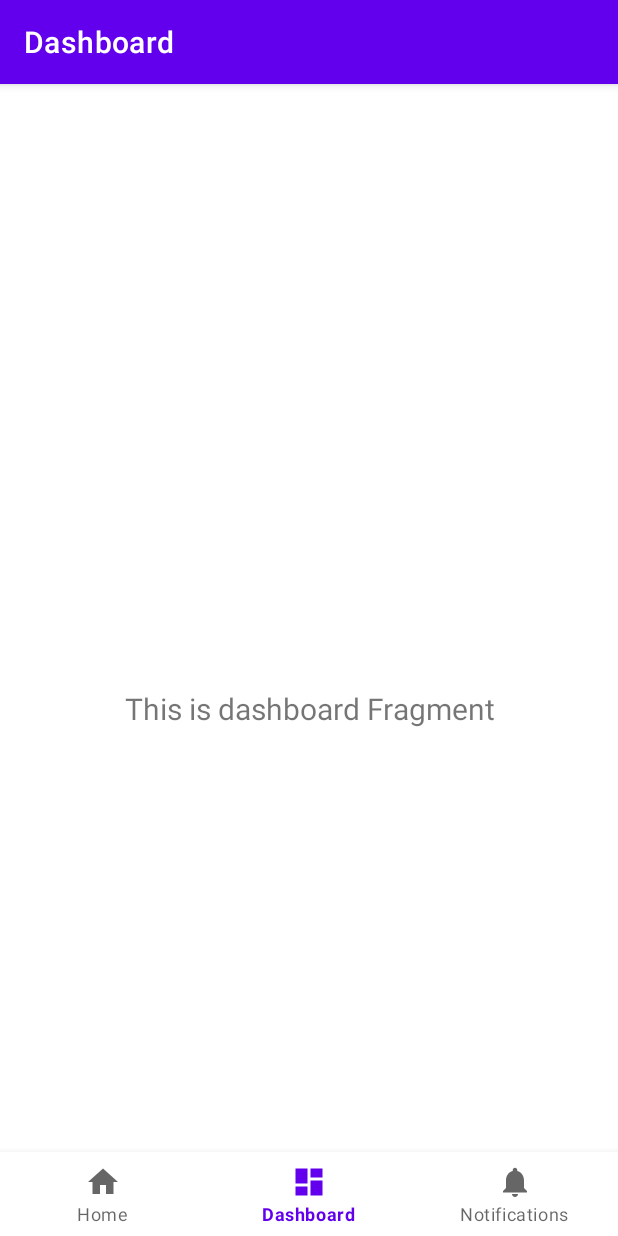
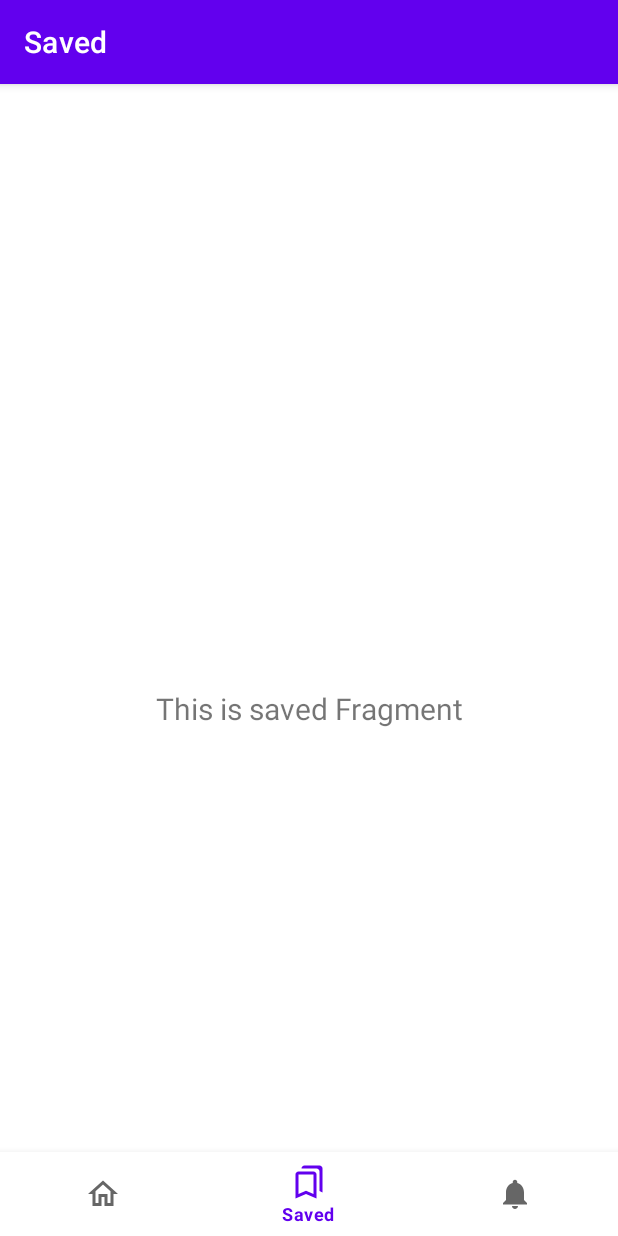
Before and after one commit to Alvin-Saputra/Cloud-Based-Recyclable-Household-Waste-Classification, an Android app: the SavedFragment screen opened through its navigation route, on a phone screen of 412 x 824 dp. Run offline under Robolectric (Android 15) with nearby library versions, the phone set to English and light mode, and no system bars; our stand-ins replace navigation-ui.

Commit message:
1. Mengubah nama direktori default Dashobard -> Saved, termasuk file activity, di navigasi, dan di menu dan string.xml
2. Menambah dan mengubah ikon pada navbar

3.

```diff
--- a/app/src/main/java/com/example/cloud_based_recyclable_household_waste_classification/MainActivity.kt
+++ b/app/src/main/java/com/example/cloud_based_recyclable_household_waste_classification/MainActivity.kt
@@ -26,7 +26,7 @@ class MainActivity : AppCompatActivity() {
         // menu should be considered as top level destinations.
         val appBarConfiguration = AppBarConfiguration(
             setOf(
-                R.id.navigation_home, R.id.navigation_dashboard, R.id.navigation_notifications
+                R.id.navigation_home, R.id.navigation_saved, R.id.navigation_notifications
             )
         )
         setupActionBarWithNavController(navController, appBarConfiguration)
--- a/app/src/main/java/com/example/cloud_based_recyclable_household_waste_classification/ui/dashboard/DashboardFragment.kt
+++ b/app/src/main/java/com/example/cloud_based_recyclable_household_waste_classification/ui/saved/SavedFragment.kt
@@ -1,4 +1,4 @@
-package com.example.cloud_based_recyclable_household_waste_classification.ui.dashboard
+package com.example.cloud_based_recyclable_household_waste_classification.ui.saved
 
 import android.os.Bundle
 import android.view.LayoutInflater
@@ -7,11 +7,11 @@ import android.view.ViewGroup
 import android.widget.TextView
 import androidx.fragment.app.Fragment
 import androidx.lifecycle.ViewModelProvider
-import com.example.cloud_based_recyclable_household_waste_classification.databinding.FragmentDashboardBinding
+import com.example.cloud_based_recyclable_household_waste_classification.databinding.SavedFragmentBinding
 
-class DashboardFragment : Fragment() {
+class SavedFragment : Fragment() {
 
-    private var _binding: FragmentDashboardBinding? = null
+    private var _binding: SavedFragmentBinding? = null
 
     // This property is only valid between onCreateView and
     // onDestroyView.
@@ -22,14 +22,14 @@ class DashboardFragment : Fragment() {
         container: ViewGroup?,
         savedInstanceState: Bundle?
     ): View {
-        val dashboardViewModel =
-            ViewModelProvider(this).get(DashboardViewModel::class.java)
+        val savedViewModel =
+            ViewModelProvider(this).get(SavedViewModel::class.java)
 
-        _binding = FragmentDashboardBinding.inflate(inflater, container, false)
+        _binding = SavedFragmentBinding.inflate(inflater, container, false)
         val root: View = binding.root
 
         val textView: TextView = binding.textDashboard
-        dashboardViewModel.text.observe(viewLifecycleOwner) {
+        savedViewModel.text.observe(viewLifecycleOwner) {
             textView.text = it
         }
         return root
--- a/app/src/main/java/com/example/cloud_based_recyclable_household_waste_classification/ui/dashboard/DashboardViewModel.kt
+++ b/app/src/main/java/com/example/cloud_based_recyclable_household_waste_classification/ui/saved/SavedViewModel.kt
@@ -1,13 +1,13 @@
-package com.example.cloud_based_recyclable_household_waste_classification.ui.dashboard
+package com.example.cloud_based_recyclable_household_waste_classification.ui.saved
 
 import androidx.lifecycle.LiveData
 import androidx.lifecycle.MutableLiveData
 import androidx.lifecycle.ViewModel
 
-class DashboardViewModel : ViewModel() {
+class SavedViewModel : ViewModel() {
 
     private val _text = MutableLiveData<String>().apply {
-        value = "This is dashboard Fragment"
+        value = "This is saved Fragment"
     }
     val text: LiveData<String> = _text
 }
--- /dev/null
+++ b/app/src/main/res/drawable/outline_bookmarks_24.xml
@@ -0,0 +1,5 @@
+<vector xmlns:android="http://schemas.android.com/apk/res/android" android:height="24dp" android:tint="#000000" android:viewportHeight="24" android:viewportWidth="24" android:width="24dp">
+
+    <path android:fillColor="@android:color/white" android:pathData="M15,7v12.97l-4.21,-1.81 -0.79,-0.34 -0.79,0.34L5,19.97L5,7h10m4,-6L8.99,1C7.89,1 7,1.9 7,3h10c1.1,0 2,0.9 2,2v13l2,1L21,3c0,-1.1 -0.9,-2 -2,-2zM15,5L5,5c-1.1,0 -2,0.9 -2,2v16l7,-3 7,3L17,7c0,-1.1 -0.9,-2 -2,-2z"/>
+
+</vector>
--- /dev/null
+++ b/app/src/main/res/drawable/outline_home_24.xml
@@ -0,0 +1,5 @@
+<vector xmlns:android="http://schemas.android.com/apk/res/android" android:height="24dp" android:tint="#000000" android:viewportHeight="24" android:viewportWidth="24" android:width="24dp">
+
+    <path android:fillColor="@android:color/white" android:pathData="M12,5.69l5,4.5V18h-2v-6H9v6H7v-7.81l5,-4.5M12,3L2,12h3v8h6v-6h2v6h6v-8h3L12,3z"/>
+
+</vector>
--- a/app/src/main/res/layout/activity_main.xml
+++ b/app/src/main/res/layout/activity_main.xml
@@ -16,7 +16,8 @@
         app:layout_constraintBottom_toBottomOf="parent"
         app:layout_constraintLeft_toLeftOf="parent"
         app:layout_constraintRight_toRightOf="parent"
-        app:menu="@menu/bottom_nav_menu" />
+        app:menu="@menu/bottom_nav_menu"
+        app:labelVisibilityMode="selected"/>
 
     <fragment
         android:id="@+id/nav_host_fragment_activity_main"
--- a/app/src/main/res/layout/fragment_dashboard.xml
+++ b/app/src/main/res/layout/saved_fragment.xml
@@ -4,7 +4,7 @@
     xmlns:tools="http://schemas.android.com/tools"
     android:layout_width="match_parent"
     android:layout_height="match_parent"
-    tools:context=".ui.dashboard.DashboardFragment">
+    tools:context=".ui.saved.SavedFragment">
 
     <TextView
         android:id="@+id/text_dashboard"
--- a/app/src/main/res/menu/bottom_nav_menu.xml
+++ b/app/src/main/res/menu/bottom_nav_menu.xml
@@ -3,13 +3,13 @@
 
     <item
         android:id="@+id/navigation_home"
-        android:icon="@drawable/ic_home_black_24dp"
+        android:icon="@drawable/outline_home_24"
         android:title="@string/title_home" />
 
     <item
-        android:id="@+id/navigation_dashboard"
-        android:icon="@drawable/ic_dashboard_black_24dp"
-        android:title="@string/title_dashboard" />
+        android:id="@+id/navigation_saved"
+        android:icon="@drawable/outline_bookmarks_24"
+        android:title="@string/title_saved" />
 
     <item
         android:id="@+id/navigation_notifications"
--- a/app/src/main/res/navigation/mobile_navigation.xml
+++ b/app/src/main/res/navigation/mobile_navigation.xml
@@ -12,10 +12,10 @@
         tools:layout="@layout/fragment_home" />
 
     <fragment
-        android:id="@+id/navigation_dashboard"
-        android:name="com.example.cloud_based_recyclable_household_waste_classification.ui.dashboard.DashboardFragment"
-        android:label="@string/title_dashboard"
-        tools:layout="@layout/fragment_dashboard" />
+        android:id="@+id/navigation_saved"
+        android:name="com.example.cloud_based_recyclable_household_waste_classification.ui.saved.SavedFragment"
+        android:label="@string/title_saved"
+        tools:layout="@layout/saved_fragment" />
 
     <fragment
         android:id="@+id/navigation_notifications"
--- a/app/src/main/res/values/strings.xml
+++ b/app/src/main/res/values/strings.xml
@@ -1,7 +1,7 @@
 <resources>
     <string name="app_name">Cloud-Based-Recyclable-Household-Waste-Classification</string>
     <string name="title_home">Home</string>
-    <string name="title_dashboard">Dashboard</string>
+    <string name="title_saved">Saved</string>
     <string name="title_notifications">Notifications</string>
     <string name="back">Back</string>
     <string name="classification_result">Classification Result</string>
```
